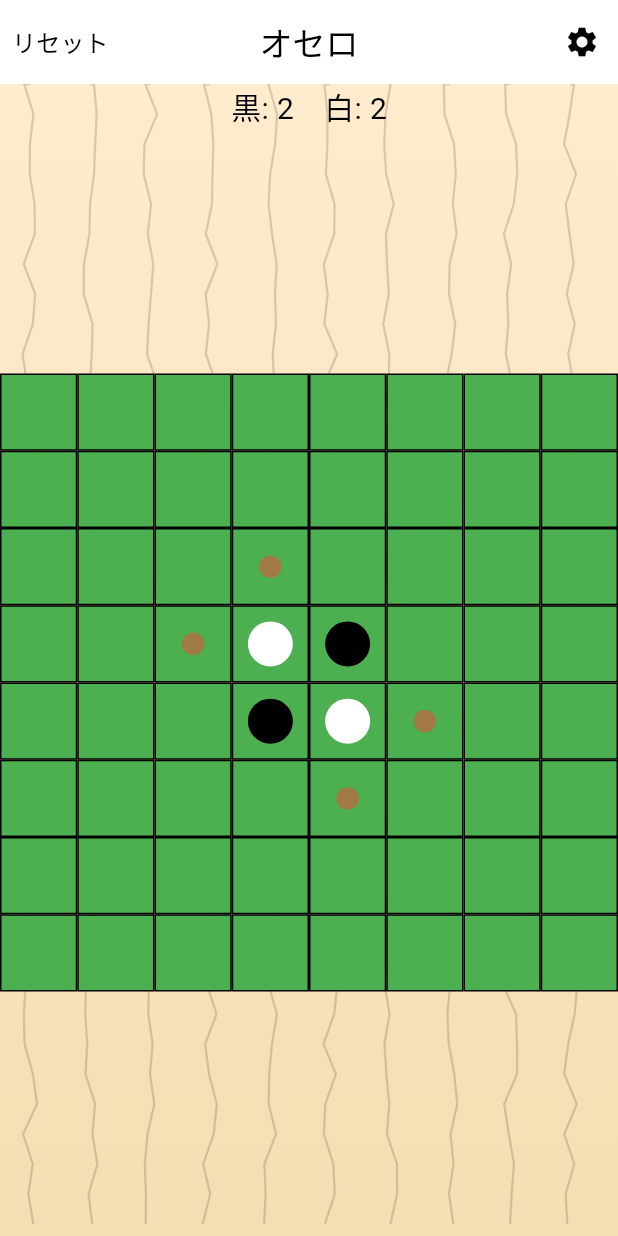
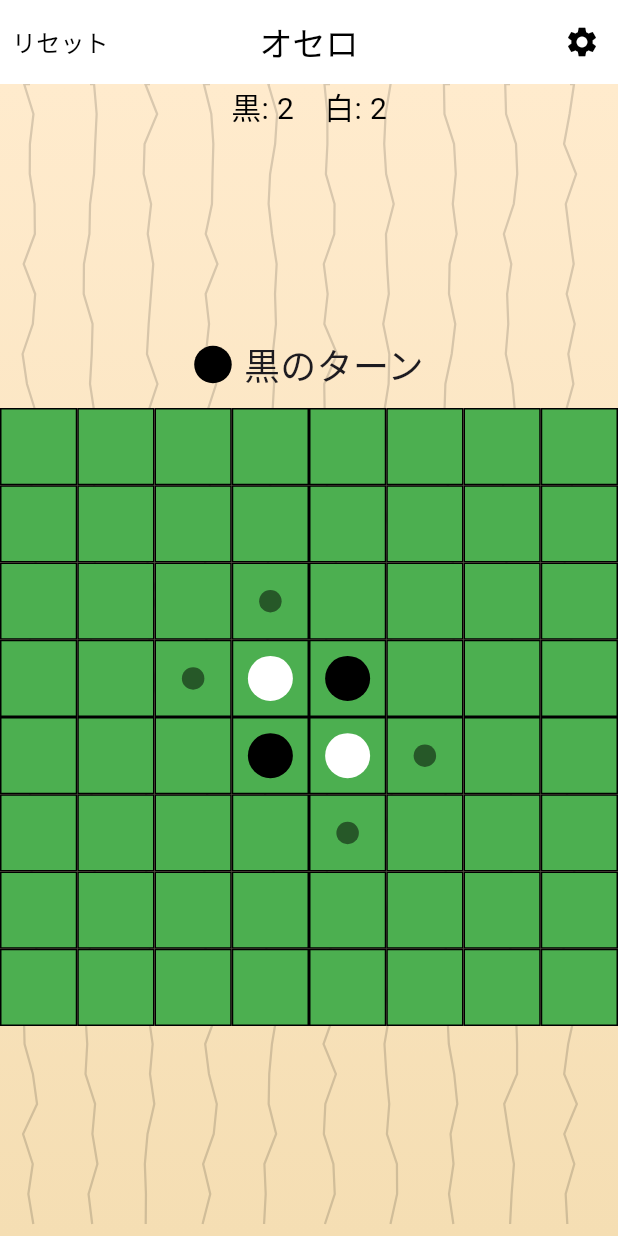
Before and after one commit to AimotoRyosuke/reversi_app, a Flutter app: the screen it shows after launch, on a phone screen of 412 x 824 dp. Run offline on Flutter 3.47's test engine with Material 3 defaults, Android fonts, the phone set to English and light mode, and no system bars; our stand-ins replace flutter_hooks, freezed_annotation, hooks_riverpod.

Commit message:
skip & judge winner

```diff
--- a/lib/main.dart
+++ b/lib/main.dart
@@ -1,10 +1,7 @@
 import 'package:flutter/material.dart';
-import 'package:flutter_riverpod/flutter_riverpod.dart';
+import 'package:hooks_riverpod/hooks_riverpod.dart';
 import 'package:flutter/services.dart';
-import 'view_model/game_view_model.dart';
-import 'ui/game_board.dart';
-import 'ui/score.dart';
-import 'ui/wood_background.dart';
+import 'ui/game_screen.dart';
 
 void main() {
   SystemChrome.setSystemUIOverlayStyle(
@@ -33,87 +30,3 @@ class MyApp extends StatelessWidget {
     );
   }
 }
-
-class GameScreen extends ConsumerWidget {
-  const GameScreen({super.key});
-
-  @override
-  Widget build(BuildContext context, WidgetRef ref) {
-    final gameState = ref.watch(gameProvider);
-    final gameViewModel = ref.read(gameProvider.notifier);
-
-    return Scaffold(
-      extendBodyBehindAppBar: false,
-      appBar: AppBar(
-        backgroundColor: Colors.white,
-        elevation: 0,
-        leadingWidth: 130,
-        leading: Row(
-          children: [
-            const SizedBox(width: 8),
-            TextButton(
-              onPressed: () {
-                gameViewModel.resetGame();
-              },
-              style: TextButton.styleFrom(
-                padding: EdgeInsets.zero,
-              ),
-              child: const Text(
-                'リセット',
-                style: TextStyle(color: Colors.black, fontSize: 16),
-                softWrap: false,
-              ),
-            ),
-          ],
-        ),
-        title: const Text(
-          'オセロ',
-          style: TextStyle(color: Colors.black),
-        ),
-        centerTitle: true,
-        titleSpacing: 0,
-        actions: [
-          IconButton(
-            icon: const Icon(Icons.settings, color: Colors.black),
-            onPressed: () {
-              // 設定画面の実装はここで行う
-            },
-          ),
-        ],
-      ),
-      body: CustomPaint(
-        painter: WoodBackgroundPainter(),
-        child: SafeArea(
-          child: Column(
-            mainAxisAlignment: MainAxisAlignment.center,
-            children: [
-              ScoreDisplay(
-                blackScore: _calculateScore(gameState.board, 1),
-                whiteScore: _calculateScore(gameState.board, -1),
-              ),
-              const Spacer(),
-              GameBoardWidget(
-                board: gameState.board,
-                validMoves: gameState.validMoves,
-                onCellTap: (row, col) {
-                  gameViewModel.applyMove(row, col);
-                },
-              ),
-              const Spacer(),
-            ],
-          ),
-        ),
-      ),
-    );
-  }
-
-  int _calculateScore(List<List<int>> board, int player) {
-    int score = 0;
-    for (var row in board) {
-      for (var cell in row) {
-        if (cell == player) score++;
-      }
-    }
-    return score;
-  }
-}
--- a/lib/ui/game_board.dart
+++ b/lib/ui/game_board.dart
@@ -4,13 +4,15 @@ class GameBoardWidget extends StatelessWidget {
   final List<List<int>> board;
   final List<List<int>> validMoves;
   final void Function(int, int) onCellTap;
+  final int player;
 
   const GameBoardWidget({
-    Key? key,
+    super.key,
     required this.board,
     required this.validMoves,
     required this.onCellTap,
-  }) : super(key: key);
+    required this.player,
+  });
 
   @override
   Widget build(BuildContext context) {
@@ -67,7 +69,9 @@ class GameBoardWidget extends StatelessWidget {
                         height: 15,
                         decoration: BoxDecoration(
                           shape: BoxShape.circle,
-                          color: Colors.red.withOpacity(0.5),
+                          color: player == 1
+                              ? Colors.black.withValues(alpha: 0.5)
+                              : Colors.white.withValues(alpha: 0.5),
                         ),
                       ),
                   ],
--- /dev/null
+++ b/lib/ui/game_screen.dart
@@ -0,0 +1,141 @@
+import 'package:flutter/material.dart';
+import 'package:hooks_riverpod/hooks_riverpod.dart';
+import '../view_model/game_view_model.dart';
+import 'skip_message.dart';
+import 'winner_dialog.dart';
+import 'game_board.dart';
+import 'score.dart';
+import 'wood_background.dart';
+
+class GameScreen extends ConsumerWidget {
+  const GameScreen({super.key});
+
+  @override
+  Widget build(BuildContext context, WidgetRef ref) {
+    final gameViewModel = ref.read(gameProvider.notifier);
+
+    ref.listen(
+      gameProvider.select((state) => state.winner),
+      (_, winner) {
+        if (winner != 0) {
+          showDialog(
+            context: context,
+            builder: (context) => WinnerDialog(
+              winnerName: winner == 1 ? '黒' : '白',
+              loserName: winner == 1 ? '白' : '黒',
+              winnerScore: winner == 1
+                  ? ref.read(gameProvider).blackScore
+                  : ref.read(gameProvider).whiteScore,
+              loserScore: winner == 1
+                  ? ref.read(gameProvider).whiteScore
+                  : ref.read(gameProvider).blackScore,
+            ),
+          );
+        }
+      },
+    );
+
+    return Scaffold(
+      extendBodyBehindAppBar: false,
+      appBar: AppBar(
+        backgroundColor: Colors.white,
+        elevation: 0,
+        leadingWidth: 130,
+        leading: Row(
+          children: [
+            const SizedBox(width: 8),
+            TextButton(
+              onPressed: () {
+                gameViewModel.resetGame();
+              },
+              style: TextButton.styleFrom(
+                padding: EdgeInsets.zero,
+              ),
+              child: const Text(
+                'リセット',
+                style: TextStyle(color: Colors.black, fontSize: 16),
+                softWrap: false,
+              ),
+            ),
+          ],
+        ),
+        title: const Text(
+          'オセロ',
+          style: TextStyle(color: Colors.black),
+        ),
+        centerTitle: true,
+        titleSpacing: 0,
+        actions: [
+          IconButton(
+            icon: const Icon(Icons.settings, color: Colors.black),
+            onPressed: () {
+              // 設定画面の実装はここで行う
+            },
+          ),
+        ],
+      ),
+      body: CustomPaint(
+        painter: WoodBackgroundPainter(),
+        child: SafeArea(
+          child: _GameContent(),
+        ),
+      ),
+    );
+  }
+}
+
+class _GameContent extends ConsumerWidget {
+  const _GameContent();
+
+  @override
+  Widget build(BuildContext context, WidgetRef ref) {
+    final gameState = ref.watch(gameProvider);
+    final gameViewModel = ref.read(gameProvider.notifier);
+
+    return Column(
+      mainAxisAlignment: MainAxisAlignment.center,
+      children: [
+        ScoreDisplay(
+          blackScore: gameState.blackScore,
+          whiteScore: gameState.whiteScore,
+        ),
+        const Spacer(),
+        Row(
+          mainAxisAlignment: MainAxisAlignment.center,
+          children: [
+            Container(
+              width: 25,
+              height: 25,
+              decoration: BoxDecoration(
+                shape: BoxShape.circle,
+                color:
+                    gameState.currentPlayer == 1 ? Colors.black : Colors.white,
+              ),
+            ),
+            const SizedBox(width: 8),
+            Text(
+              gameState.currentPlayer == 1 ? '黒のターン' : '白のターン',
+              style: const TextStyle(fontSize: 24),
+            ),
+          ],
+        ),
+        const SizedBox(height: 12),
+        Stack(
+          alignment: Alignment.center,
+          children: [
+            GameBoardWidget(
+              board: gameState.board,
+              validMoves: gameState.validMoves,
+              player: gameState.currentPlayer,
+              onCellTap: (row, col) {
+                gameViewModel.applyMove(row, col);
+              },
+            ),
+            if (gameState.validMoves.isEmpty) const SkipMessage(),
+          ],
+        ),
+        const Spacer(),
+      ],
+    );
+  }
+}
--- a/lib/ui/score.dart
+++ b/lib/ui/score.dart
@@ -4,8 +4,7 @@ class ScoreDisplay extends StatelessWidget {
   final int blackScore;
   final int whiteScore;
 
-  const ScoreDisplay({Key? key, this.blackScore = 0, this.whiteScore = 0})
-      : super(key: key);
+  const ScoreDisplay({super.key, this.blackScore = 0, this.whiteScore = 0});
 
   @override
   Widget build(BuildContext context) {
--- a/lib/ui/wood_background.dart
+++ b/lib/ui/wood_background.dart
@@ -16,7 +16,7 @@ class WoodBackgroundPainter extends CustomPainter {
 
     // 縦方向の木目模様を描画
     final Paint linePaint = Paint()
-      ..color = Colors.black.withOpacity(0.15)
+      ..color = Colors.black.withValues(alpha: 0.15)
       ..strokeWidth = 1.5
       ..style = PaintingStyle.stroke;
 
```
Also changed, not shown: analysis_options.yaml (+5 -27 lines), lib/game/reversi_game.dart (deleted, +0 -16 lines), lib/game/reversi_logic.dart (+19 -5 lines), lib/ui/controls.dart (deleted, +0 -27 lines), lib/ui/skip_message.dart (added, +31 -0 lines), lib/ui/winner_dialog.dart (added, +60 -0 lines), lib/view_model/game_view_model.dart (+43 -22 lines), pubspec.yaml (+7 -3 lines), lib/view_model/game_view_model.freezed.dart (added), pubspec.lock, 5 other files.
